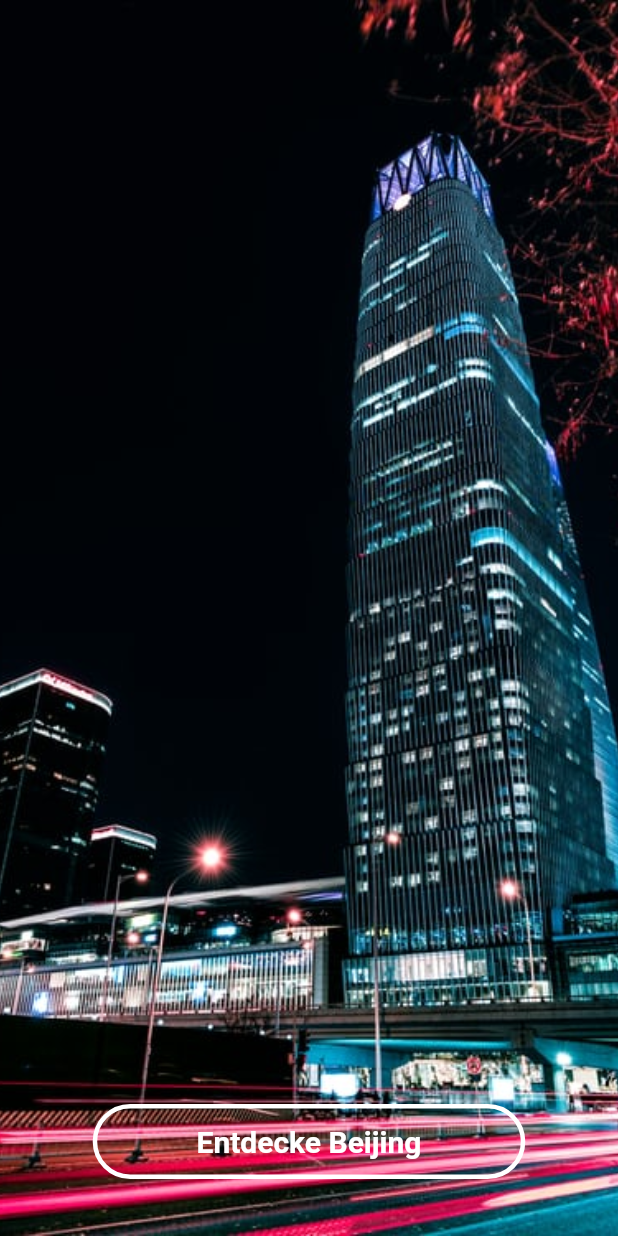
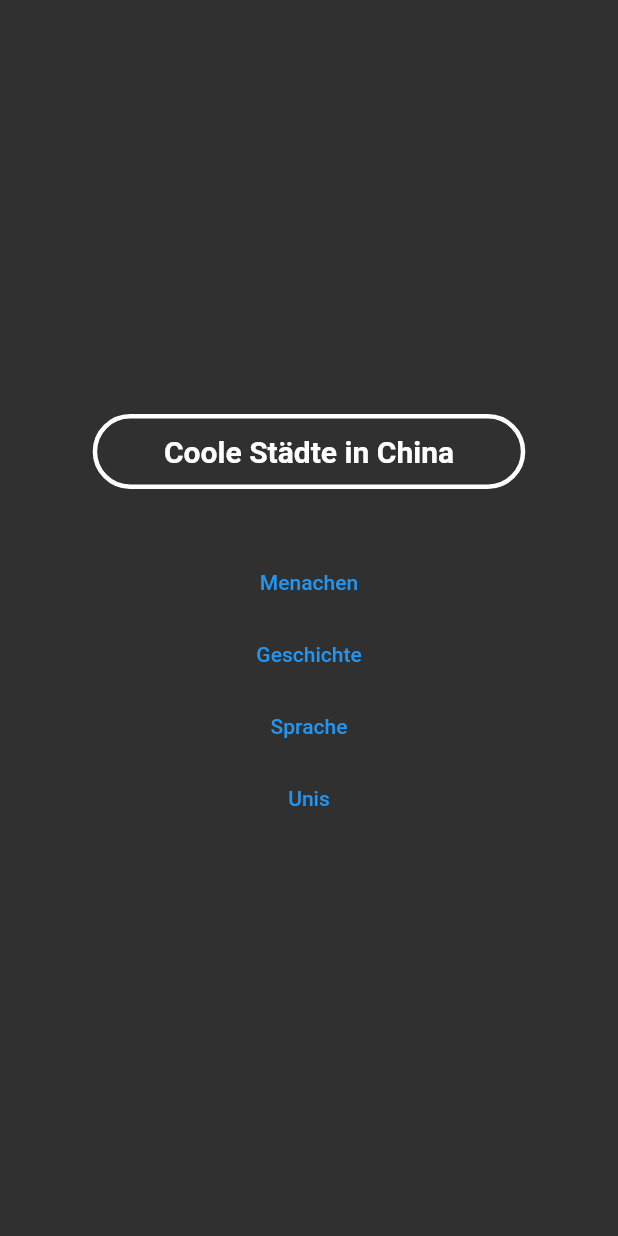
Before and after one commit to stephanxiayu/Entdecke-China, a Flutter app: the screen it shows after launch, after a tap on "Entdecken", on a phone screen of 412 x 824 dp. Run offline on Flutter 3.47's test engine with Material 2 defaults, Android fonts, the phone set to English and light mode, and no system bars; our stand-ins replace simple_animations, youtube_player_flutter.

Commit message:
Changes to be committed: 	modified:   lib/main.dart 	new file:   lib/startseite.dart

```diff
--- a/lib/main.dart
+++ b/lib/main.dart
@@ -1,4 +1,5 @@
 import 'package:china/homescreen.dart';
+import 'package:china/startseite.dart';
 
 
 import 'package:flutter/material.dart';
@@ -9,9 +10,9 @@ void main()=>
   runApp(MaterialApp(
       debugShowCheckedModeBanner: false,
       home: HomePage(),
-      theme: ThemeData(
+      theme: ThemeData.dark(
         // Define the default brightness and colors.
-        brightness: Brightness.dark,
+
 
       )));
 
@@ -141,7 +142,7 @@ class _HomePageState extends State<HomePage> with TickerProviderStateMixin {
                                 onPressed: () => Navigator.push(
                                   context,
                                   MaterialPageRoute(
-                                    builder: (context) => HomeScreen(),
+                                    builder: (context) => StartSeite(),
                                   ),
                                 ),
                                 child: Container(
--- /dev/null
+++ b/lib/startseite.dart
@@ -0,0 +1,57 @@
+import 'package:china/homescreen.dart';
+import 'package:flutter/material.dart';
+
+class StartSeite extends StatelessWidget {
+  @override
+  Widget build(BuildContext context) {
+    return Scaffold(
+      body: Center(
+        child: Column(
+          crossAxisAlignment: CrossAxisAlignment.center,
+          mainAxisAlignment: MainAxisAlignment.center,
+          children:[
+          Container(child: Column(
+                crossAxisAlignment: CrossAxisAlignment.end,
+                mainAxisSize: MainAxisSize.max,
+                mainAxisAlignment: MainAxisAlignment.end,
+                children: [
+                  Center(
+                    child: TextButton(
+                      onPressed: () => Navigator.push(
+                        context,
+                        MaterialPageRoute(
+                          builder: (context) => HomeScreen(),
+                        ),
+                      ),
+                      child: Container(
+                        decoration: BoxDecoration(
+                          color: Colors.transparent,
+                          borderRadius: BorderRadius.circular(25),
+                          border: Border.all(width: 3, color: Colors.white),
+                        ),
+                        height: 50,
+                        width: MediaQuery.of(context).size.width * 0.7,
+                        child: Center(
+                          child: Text(
+                            "Coole Städte in China",
+                            style: TextStyle(
+                              color: Colors.white,
+                              fontSize: 20,
+                              fontWeight: FontWeight.bold,
+                            ),
+                          ),
+                        ),
+                      ),
+                    ),
+                  ),
+                  SizedBox(height: 30),]),),
+           Container(child: TextButton(onPressed: (){}, child: Text("Menachen")),),
+            Container(child: TextButton(onPressed: (){}, child: Text("Geschichte")),),
+             Container(child: TextButton(onPressed: (){}, child: Text("Sprache")),),
+              Container(child: TextButton(onPressed: (){}, child: Text("Unis")),),
+         ] ),
+      ),
+
+    );
+  }
+}
```
